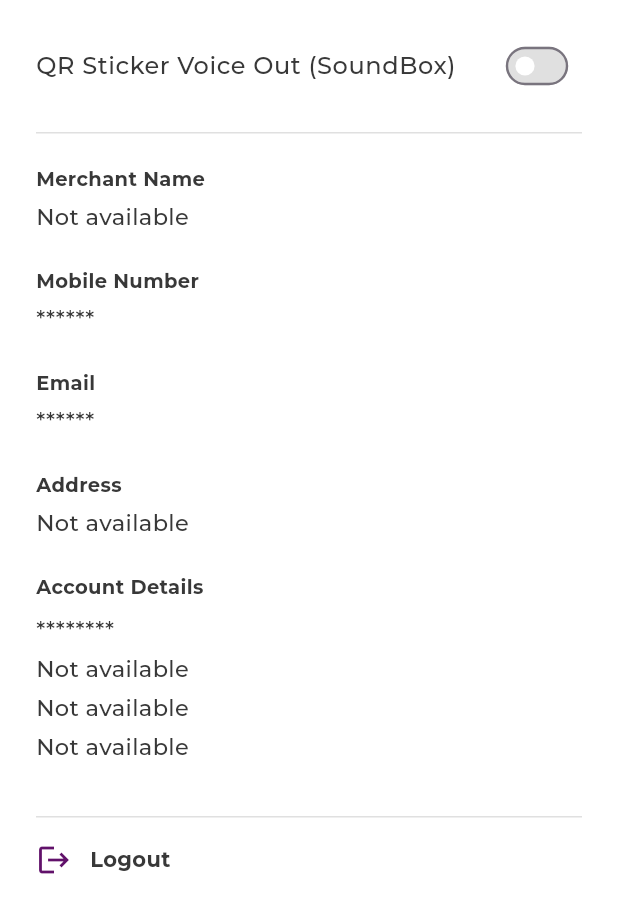
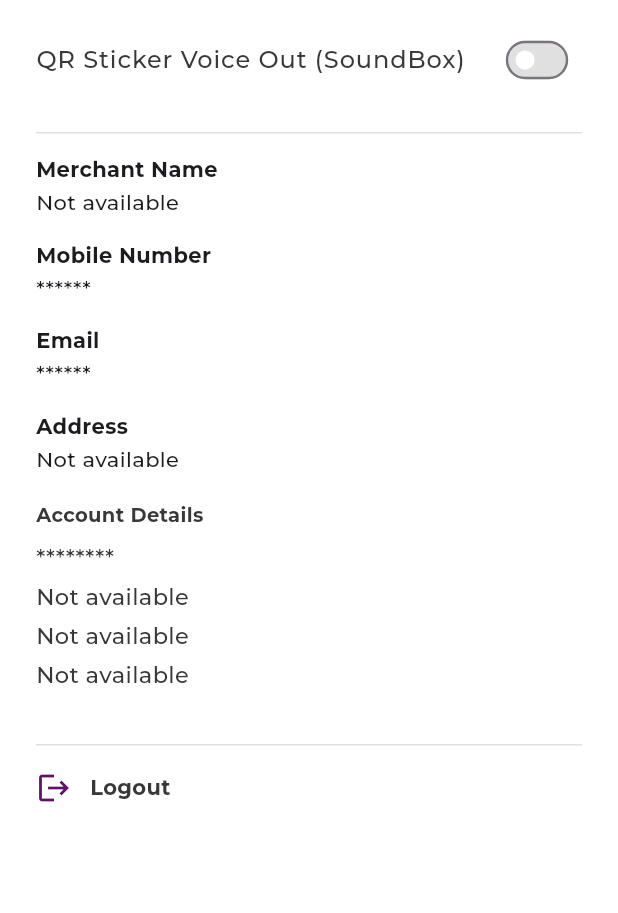
Before and after one commit to JEEVA-jayakumar/phase2, a Flutter app: the ProfileScreen screen opened directly, on a phone screen of 412 x 824 dp. Shown: the top 913 px of the screen. Run offline on Flutter 3.47's test engine with Material 3 defaults, Android fonts, the phone set to English and light mode, and no system bars; our stand-ins replace file_picker, pin_code_fields, share_plus, shared_preferences, sticky_headers; accounts and stored records are empty; network calls fail; project files that could hold a hidden picture were left out.

Commit message:
phase1.4

```diff
--- a/lib/screens/profile_screen.dart
+++ b/lib/screens/profile_screen.dart
@@ -541,7 +541,7 @@ class _ProfileScreenState extends State<ProfileScreen> with SingleTickerProvider
         backgroundColor: backgroundColor,
         body: SafeArea(
           child: Padding(
-            padding: const EdgeInsets.symmetric(horizontal: 24, vertical: 20),
+            padding: const EdgeInsets.symmetric(horizontal: 24, vertical: 16), // Reduced vertical padding
             child: SingleChildScrollView(
               physics: const BouncingScrollPhysics(),
               child: Column(
@@ -549,14 +549,12 @@ class _ProfileScreenState extends State<ProfileScreen> with SingleTickerProvider
                 children: [
                   // Voice Out Toggle Section
                   _buildVoiceOutSection(primaryColor, textColor),
-                  const SizedBox(height: 10),
+                  const SizedBox(height: 8), // Reduced from 10
                   _buildLanguageDropdown(primaryColor, borderColor, textColor),
-                  const SizedBox(height: 10),
+                  const SizedBox(height: 16), // Reduced from 20
                   // Divider after QR Sticker line
                   _buildDivider(),
-                  // const SizedBox(height: 24),
-                  const SizedBox(height: 20),
-                  // Language Dropdown
+                  const SizedBox(height: 16),
 
 
                   // Merchant Details - Without Card
@@ -592,7 +590,7 @@ class _ProfileScreenState extends State<ProfileScreen> with SingleTickerProvider
               fontSize: 16,
               fontWeight: FontWeight.w500,
               color: textColor,
-              letterSpacing: 0.4,
+              letterSpacing: 0.6,
             ),
           ),
         ),
@@ -747,13 +745,13 @@ class _ProfileScreenState extends State<ProfileScreen> with SingleTickerProvider
       crossAxisAlignment: CrossAxisAlignment.start,
       children: [
         _buildInfoTile('Merchant Name', _profileData['merchantName'], textColor),
-        const SizedBox(height: 22), // Increased spacing
+        const SizedBox(height: 18), // Increased spacing
         _buildInfoTile('Mobile Number', _maskMobile(_profileData['mobileNo']), textColor),
-        const SizedBox(height: 22), // Increased spacing
+        const SizedBox(height: 18), // Increased spacing
         _buildInfoTile('Email', _maskEmail(_profileData['email']), textColor),
-        const SizedBox(height: 22), // Increased spacing
+        const SizedBox(height: 18), // Increased spacing
         _buildInfoTile('Address', _profileData['merchantAddress'], textColor),
-        const SizedBox(height: 22), // Increased spacing
+        const SizedBox(height: 18), // Increased spacing
         _buildAccountDetails(textColor),
       ],
     );
@@ -830,22 +828,18 @@ class _ProfileScreenState extends State<ProfileScreen> with SingleTickerProvider
         Text(
           label,
           style: const TextStyle(
-            color: Color(0xFF383838),
-            fontFamily: 'Montserrat',
-            fontSize: 13, // Increased font size
-            fontWeight: FontWeight.w800,
-            height: 20 / 13,
+            fontSize: 14,
+            fontWeight: FontWeight.w700, // Increased from 600
+            height: 1.2, // Tighter line height
           ),
         ),
-        const SizedBox(height: 5), // Increased spacing
+        const SizedBox(height: 4), // Reduced from 5
         Text(
           displayValue,
           style: const TextStyle(
-            color: Color(0xFF383838),
-            fontFamily: 'Montserrat',
-            fontSize: 15, // Increased font size
+            fontSize: 14, // Reduced from 15
             fontWeight: FontWeight.w500,
-            height: 21 / 15,
+            height: 1.3, // Tighter line height
           ),
         ),
       ],
```
Also changed, not shown: lib/main.dart (+115 -19 lines).
